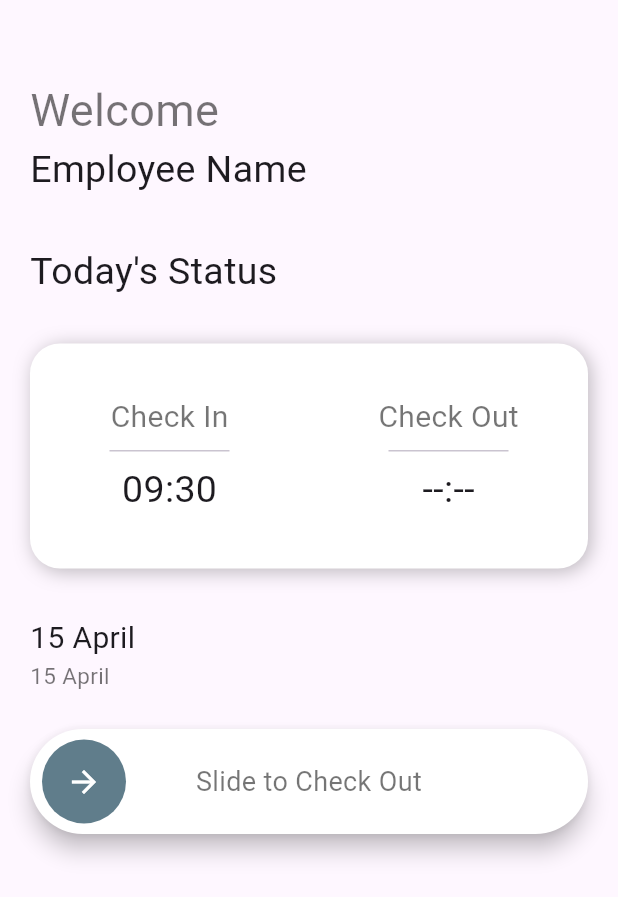
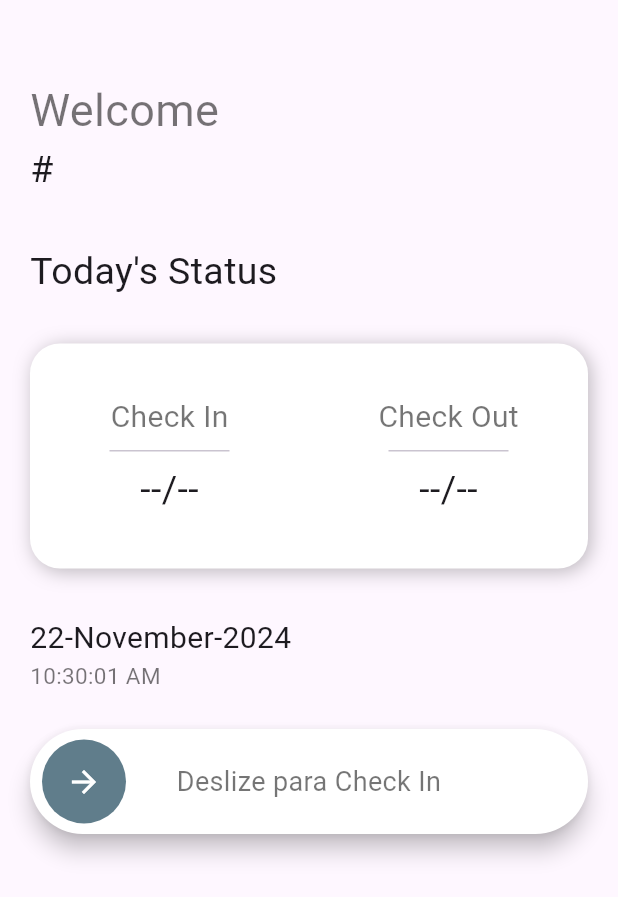
Before and after one commit to maq3009/employeeApp, a Flutter app: the AttendanceScreen screen opened directly, on a phone screen of 412 x 824 dp. Shown: the top 897 px of the screen. Run offline on Flutter 3.47's test engine with Material 3 defaults, Android fonts, the light colour scheme and no system bars; drawn by our look-alikes of slide_to_act; our stand-ins replace flutter_dotenv, font_awesome_flutter, supabase_flutter; accounts and stored records are empty.

Commit message:
app works, supabase works, and check in check out slider works

```diff
--- a/lib/constants/constants.dart
+++ b/lib/constants/constants.dart
@@ -1,5 +1,5 @@
 class Constants {
   static const employeeTable = "Enfermeras";
   static const departmentTable = "departments";
-
+  static const attendanceTable = "attendance";
 }
--- a/lib/main.dart
+++ b/lib/main.dart
@@ -1,4 +1,5 @@
 import 'package:employee_attendance/screens/splash_screen.dart';
+import 'package:employee_attendance/services/attendance_service.dart';
 import 'package:employee_attendance/services/auth_services.dart';
 import 'package:employee_attendance/services/db_service.dart';
 import 'package:flutter/material.dart';
@@ -27,7 +28,8 @@ class MyApp extends StatelessWidget {
     return MultiProvider(
       providers: [
         ChangeNotifierProvider(create: (context) => AuthService()),
-        ChangeNotifierProvider(create: (context) => DbService())
+        ChangeNotifierProvider(create: (context) => DbService()),
+        ChangeNotifierProvider(create: (context) => AttendanceService()),
       ],
       child: MaterialApp(
         debugShowCheckedModeBanner: false,
--- /dev/null
+++ b/lib/models/attendance_model.dart
@@ -0,0 +1,25 @@
+class AttendanceModel {
+  final String id;
+  final String date;
+  final String checkIn;
+  final String? checkOut;
+  final DateTime createdAt;
+
+  AttendanceModel({
+    required this.id,
+    required this.date,
+    required this.checkIn,
+    this.checkOut,
+    required this.createdAt,
+  });
+
+  factory AttendanceModel.fromJson(Map<String, dynamic> data) {
+    return AttendanceModel(
+      id: data['employee_id'] as String,
+      date: data['date'] as String,
+      checkIn: data['check_in'] as String,
+      checkOut: data['check_out'] as String?,
+      createdAt: DateTime.parse(data['created_at'] as String),
+    );
+  }
+}
--- a/lib/screens/attendance_screen.dart
+++ b/lib/screens/attendance_screen.dart
@@ -1,4 +1,9 @@
+import 'package:employee_attendance/models/user_model.dart';
+import 'package:employee_attendance/services/attendance_service.dart';
+import 'package:employee_attendance/services/db_service.dart';
 import 'package:flutter/material.dart';
+import 'package:intl/intl.dart';
+import 'package:provider/provider.dart';
 import 'package:slide_to_act/slide_to_act.dart';
 
 
@@ -17,7 +22,15 @@ class _AttendanceScreenState extends State<AttendanceScreen> {
 
 
   @override
+  void initState() {
+    Provider.of<AttendanceService>(context, listen: false).getTodayAttendance();
+    // Provider.of<AttendanceService>(context, listen: false).resetAttendance();
+    super.initState();
+  }
+
+  @override
   Widget build(BuildContext context) {
+    final attendanceService = Provider.of<AttendanceService>(context);
     return Scaffold(
       body: SingleChildScrollView(
         padding: const EdgeInsets.all(20),
@@ -31,13 +44,33 @@ class _AttendanceScreenState extends State<AttendanceScreen> {
           style: TextStyle(color: Colors.black54, fontSize: 30),
           ),
       ),
-      Container(
+      Consumer<DbService>(
+        builder: (context, dbService, child) {
+          return FutureBuilder(
+            future: dbService.getUserData(),
+            builder: (context, snapshot) {
+
+
+            if (snapshot.hasData) {
+              UserModel user = snapshot.data!;
+
+
+              return Container(
                 alignment: Alignment.centerLeft,
-        child: const Text(
-          'Employee Name',
-          style: TextStyle(fontSize: 25),
+                child: Text(
+                  user.name != '' ? user.name : "#${user.employeeId}",
+                  style: const TextStyle(fontSize: 25),
                 ),
-        ),
+            );
+            }
+              return const SizedBox(
+                width: 60,
+                child: LinearProgressIndicator(),
+                 );
+
+          });
+      }),
+
       Container(
         alignment: Alignment.centerLeft,
         margin: const EdgeInsets.only(top: 32),
@@ -58,7 +91,7 @@ class _AttendanceScreenState extends State<AttendanceScreen> {
               offset: Offset(2,2)),
           ],
           borderRadius: BorderRadius.all(Radius.circular(20))),
-          child: const Row(
+          child: Row(
             mainAxisAlignment: MainAxisAlignment.center,
             crossAxisAlignment: CrossAxisAlignment.center,
             children: [
@@ -68,9 +101,18 @@ class _AttendanceScreenState extends State<AttendanceScreen> {
             mainAxisAlignment: MainAxisAlignment.center,
             crossAxisAlignment: CrossAxisAlignment.center,
             children: [
-              Text("Check In", style: TextStyle(fontSize: 20, color: Colors.black54),),
-              SizedBox(width: 80, child: Divider(),),
-              Text("09:30", style: TextStyle(fontSize: 25),)
+              const Text(
+                 "Check In",
+                 style: TextStyle(fontSize: 20, color: Colors.black54),
+                 ),
+              const SizedBox(
+                 width: 80,
+                 child: Divider(),
+              ),
+              Text(
+                 attendanceService.attendanceModel?.checkIn ?? '--/--',
+                 style: const TextStyle(fontSize: 25),
+              )
             ],
               )),
 
@@ -79,9 +121,16 @@ class _AttendanceScreenState extends State<AttendanceScreen> {
             mainAxisAlignment: MainAxisAlignment.center,
             crossAxisAlignment: CrossAxisAlignment.center,
             children: [
-              Text("Check Out", style: TextStyle(fontSize: 20, color: Colors.black54),),
-              SizedBox(width: 80, child: Divider(),),
-              Text("--:--", style: TextStyle(fontSize: 25),)
+              const Text(
+                "Check Out",
+                style: TextStyle(fontSize: 20, color: Colors.black54),),
+              const SizedBox(
+                width: 80,
+                child: Divider(),
+                ),
+              Text(
+                attendanceService.attendanceModel?.checkOut ?? '--/--',
+                 style: const TextStyle(fontSize: 25),)
             ],
               )),
             ]),
@@ -90,32 +139,40 @@ class _AttendanceScreenState extends State<AttendanceScreen> {
           Container(
             alignment: Alignment.centerLeft,
             child: Text(
-              "15 April ",
-              style: TextStyle(fontSize: 20),
+              DateFormat("dd-MMMM-yyyy").format(DateTime.now()),
+              style: const TextStyle(fontSize: 20),
               ),
           ),
-          Container(
+          StreamBuilder(
+            stream: Stream.periodic(const Duration(seconds: 1)),
+            builder: (context, snapshot) {
+              return Container(
                 alignment: Alignment.centerLeft,
                 child: Text(
-              "15 April",
-               style: TextStyle(fontSize: 15, color: Colors.black54),
+                  DateFormat("hh:mm:ss a").format(DateTime.now()),
+                   style: const TextStyle(fontSize: 15, color: Colors.black54),
               ),
+              );
+            }
           ),
           Container(
             margin: const EdgeInsets.only(top: 25),
             child: Builder(builder: (context) {
               return SlideAction(
-                text: "Slide to Check Out",
-                textStyle: TextStyle(
+                text: attendanceService.attendanceModel?.checkIn == null
+                  ? "Deslize para Check In"
+                  : "Deslize para Check Out",
+                textStyle: const TextStyle(
                   color: Colors.black54,
                   fontSize: 18,
               ),
               outerColor: Colors.white,
               innerColor: Colors.blueGrey,
               key: key,
-              onSubmit: () {
+              onSubmit: () async {
+                await attendanceService.markAttendance(context);
                 key.currentState!.reset();
-                return null;
+
               },
               );
             }),
--- a/lib/screens/calendar_screen.dart
+++ b/lib/screens/calendar_screen.dart
@@ -14,7 +14,7 @@ class CalendarScreen extends StatefulWidget {
 class _CalendarScreenState extends State<CalendarScreen> {
   @override
   Widget build(BuildContext context) {
-    return Scaffold(
+    return const Scaffold(
       body: Center(
         child: Text("Calendario"),
 
--- a/lib/screens/profile_screen.dart
+++ b/lib/screens/profile_screen.dart
@@ -14,7 +14,7 @@ class ProfileScreen extends StatefulWidget {
 class _ProfileScreenState extends State<ProfileScreen> {
   @override
   Widget build(BuildContext context) {
-    return Scaffold(
+    return const Scaffold(
       body: Center(
         child: Text("Perfil"),
 
--- a/pubspec.yaml
+++ b/pubspec.yaml
@@ -39,6 +39,8 @@ dependencies:
   # The following adds the Cupertino Icons font to your application.
   # Use with the CupertinoIcons class for iOS style icons.
   cupertino_icons: ^1.0.8
+  intl: ^0.19.0
+  simple_month_year_picker: ^1.0.5
 
 dev_dependencies:
   flutter_test:
```
Also changed, not shown: lib/screens/login_screen.dart (+8 -4 lines), lib/screens/splash_screen.dart (+16 -12 lines), lib/services/attendance_service.dart (added, +102 -0 lines), lib/services/db_service.dart (+16 -0 lines), pubspec.lock. Lines whose indentation alone changed are shown as unchanged.
